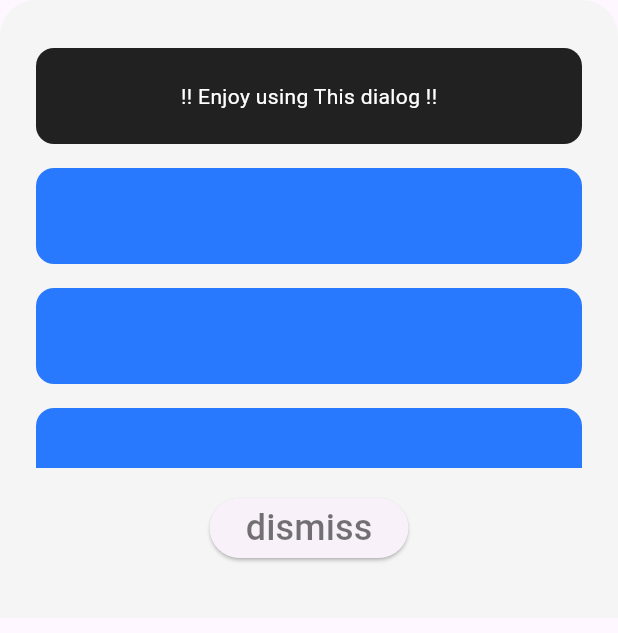
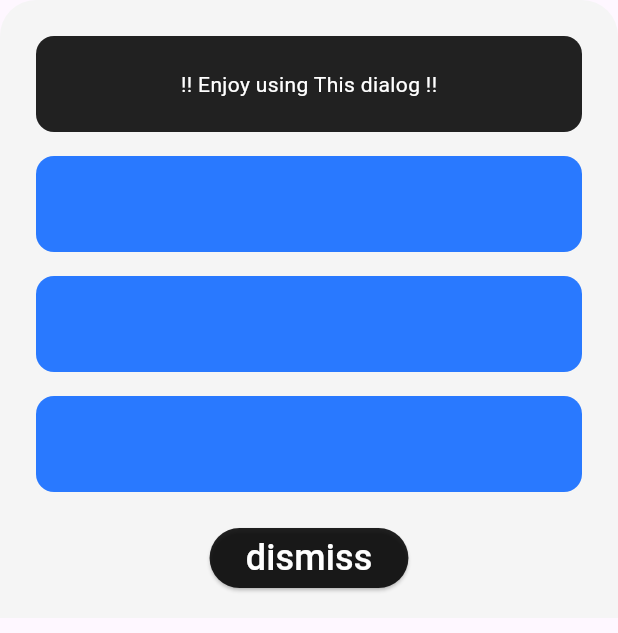
Before and after one commit to MohsenNiazmand/extendable_modal_sheet, a Flutter app: the MyModal widget shown alone on an empty page, opened directly, on a phone screen of 412 x 824 dp. Shown: the top 633 px of the screen. Run offline on Flutter 3.47's test engine with Material 3 defaults, Android fonts, the light colour scheme and no system bars.

Commit message:
feature : radiusChangeAnimationDuration added to attributes fix : default padding changed to zero v 1.0.1

```diff
--- a/example/lib/main.dart
+++ b/example/lib/main.dart
@@ -1,6 +1,6 @@
+import 'package:extendable_modal_sheet/extendable_modal_sheet.dart';
 import 'package:flutter/material.dart';
 
-import 'my_modal.dart';
 
 void main() {
   runApp(const MyExample());
@@ -58,3 +58,55 @@ class _MyHomePageState extends State<MyHomePage> {
     );
   }
 }
+
+
+class MyModal extends StatelessWidget {
+  const MyModal({super.key});
+
+  @override
+  Widget build(BuildContext context) => ExtendableModalSheet(
+    backgroundColor: Colors.grey.shade100,
+    mainWidget: Padding(
+      padding: const EdgeInsets.all(16.0),
+      child: Column(
+        children: List.generate(
+            20,
+                (index) => (index == 0)
+                ? Container(
+              width: double.infinity,
+              height: 64,
+              margin: const EdgeInsets.all(8),
+              decoration: BoxDecoration(
+                  color: Colors.black87,
+                  borderRadius: BorderRadius.circular(12)),
+              child: const Center(
+                child: Text(
+                  '!! Enjoy using This dialog !!',
+                  style: TextStyle(color: Colors.white),
+                ),
+              ),
+            )
+                : Container(
+              width: double.infinity,
+              height: 64,
+              margin: const EdgeInsets.all(8),
+              decoration: BoxDecoration(
+                  color: Colors.blueAccent.shade400,
+                  borderRadius: BorderRadius.circular(12)),
+            )),
+      ),
+    ),
+    bottomWidget: Padding(
+      padding: const EdgeInsets.all(16.0),
+      child: ElevatedButton(
+        style: ButtonStyle(backgroundColor: MaterialStateProperty.all(Colors.black87),),
+          onPressed: () {
+            Navigator.of(context).pop();
+          },
+          child: const Text(
+            'dismiss',
+            style: TextStyle(fontSize: 24, color: Colors.white),
+          )),
+    ),
+  );
+}
--- a/example/lib/my_modal.dart
+++ /dev/null
@@ -1,49 +0,0 @@
-import 'package:extendable_modal_sheet/extendable_modal_sheet.dart';
-import 'package:flutter/material.dart';
-
-class MyModal extends StatelessWidget {
-  const MyModal({super.key});
-
-  @override
-  Widget build(BuildContext context) => ExtendableModalSheet(
-        backgroundColor: Colors.grey.shade100,
-        mainWidget: Column(
-          children: List.generate(
-              10,
-              (index) => (index == 0)
-                  ? Container(
-                      width: double.infinity,
-                      height: 64,
-                      margin: const EdgeInsets.all(8),
-                      decoration: BoxDecoration(
-                          color: Colors.black87,
-                          borderRadius: BorderRadius.circular(12)),
-                      child: const Center(
-                        child: Text(
-                          '!! Enjoy using This dialog !!',
-                          style: TextStyle(color: Colors.white),
-                        ),
-                      ),
-                    )
-                  : Container(
-                      width: double.infinity,
-                      height: 64,
-                      margin: const EdgeInsets.all(8),
-                      decoration: BoxDecoration(
-                          color: Colors.blueAccent.shade400,
-                          borderRadius: BorderRadius.circular(12)),
-                    )),
-        ),
-        bottomWidget: Padding(
-          padding: const EdgeInsets.all(16.0),
-          child: ElevatedButton(
-              onPressed: () {
-                Navigator.of(context).pop();
-              },
-              child: const Text(
-                'dismiss',
-                style: TextStyle(fontSize: 24, color: Colors.black54),
-              )),
-        ),
-      );
-}
--- a/lib/src/extendable_modal_sheet.dart
+++ b/lib/src/extendable_modal_sheet.dart
@@ -10,8 +10,10 @@ class ExtendableModalSheet extends StatefulWidget {
     this.minChildSize = 0.25,
     this.maxChildSize = 1.0,
     this.turningRadiusPoint = 80,
+    this.radiusChangeAnimationDuration=const Duration(milliseconds: 350),
+    this.backgroundColor = Colors.white,
     this.cornersRadius = 24,
-    this.contentPadding = const EdgeInsets.fromLTRB(16, 24, 16, 20),
+    this.contentPadding = EdgeInsets.zero,
     this.backdropFilter,
     this.dismissible = true,
     this.blendMode = BlendMode.srcOver,
@@ -19,7 +21,6 @@ class ExtendableModalSheet extends StatefulWidget {
     this.snapAnimationDuration,
     this.snapSizes,
     this.shouldCloseOnMinExtent = true,
-    this.backgroundColor = Colors.white,
   });
 
   final Widget mainWidget;
@@ -28,6 +29,7 @@ class ExtendableModalSheet extends StatefulWidget {
   final double? minChildSize;
   final double? maxChildSize;
   final double? turningRadiusPoint;
+  final Duration? radiusChangeAnimationDuration;
   final double? cornersRadius;
   final EdgeInsets? contentPadding;
   final ImageFilter? backdropFilter;
@@ -101,7 +103,7 @@ class _ExtendableModalSheetState extends State<ExtendableModalSheet>
                         : BorderRadius.only(
                             topRight: Radius.circular(widget.cornersRadius!),
                             topLeft: Radius.circular(widget.cornersRadius!))),
-                duration: const Duration(milliseconds: 350),
+                duration:  widget.radiusChangeAnimationDuration!,
                 child: Column(
                   children: [
                     Expanded(
--- a/pubspec.yaml
+++ b/pubspec.yaml
@@ -1,7 +1,7 @@
 name: extendable_modal_sheet
 description: "Extendable Modal Sheet"
 repository: https://github.com/MohsenNiazmand/extendable_modal_sheet
-version: 1.0.0
+version: 1.0.1
 
 environment:
   sdk: '>=3.3.3 <4.0.0'
```
Also changed, not shown: doc/extendable_modal_sheet.gif (added), example/pubspec.lock, 1 other file.
